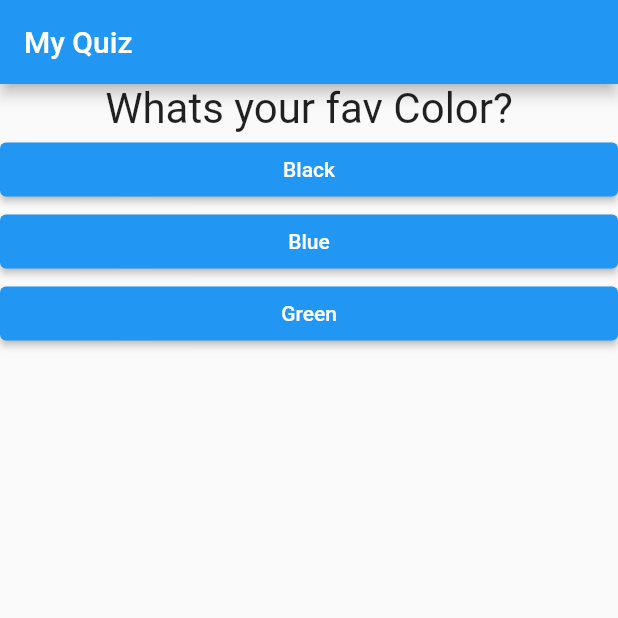
After one commit to abdulbaqisky/scope, a Flutter app: the screen it shows after launch, on a phone screen of 412 x 824 dp, the top half of it. The commit adds this screen. Run offline on Flutter 3.47's test engine with Material 2 defaults, Android fonts, the phone set to English and light mode, and no system bars.

Commit message:
clean widget

```diff
--- a/lib/main.dart
+++ b/lib/main.dart
@@ -1,7 +1,6 @@
 import 'package:flutter/material.dart';
-
-import './question.dart';
-import './answer.dart';
+import 'package:scope/result.dart';
+import './quiz.dart';
 
 void main() {
   runApp(MyApp());
@@ -16,7 +15,7 @@ class MyApp extends StatefulWidget {
 }
 
 class _MyAppState extends State<MyApp> {
-  final questions = const [
+  final _questions = const [
     {
       'questionText': 'Whats your fav Color?',
       'answers': ['Black', 'Blue', 'Green'],
@@ -32,7 +31,7 @@ class _MyAppState extends State<MyApp> {
   ];
   var _questionNumber = 0;
   void _answerQuestion() {
-    if (_questionNumber < questions.length) {
+    if (_questionNumber < _questions.length) {
       setState(() {
         _questionNumber++;
       });
@@ -43,25 +42,16 @@ class _MyAppState extends State<MyApp> {
   Widget build(BuildContext context) {
     return MaterialApp(
       home: Scaffold(
-        appBar: AppBar(
-          title: Text('My Quiz'),
-        ),
-        body: _questionNumber < questions.length
-            ? Column(
-                children: [
-                  (Question(
-                      questions[_questionNumber]['questionText'] as String)),
-                  ...(questions[_questionNumber]['answers'] as List<String>)
-                      .map(
-                        (answer) => Answer(_answerQuestion, answer),
-                      )
-                      .toList()
-                ],
-              )
-            : Center(
-                child: Text("You did it!"),
-              ),
-      ),
+          appBar: AppBar(
+            title: Text('My Quiz'),
+          ),
+          body: _questionNumber < _questions.length
+              ? Quiz(
+                  answerQuestion: _answerQuestion,
+                  questionIndex: _questionNumber,
+                  questions: _questions,
+                )
+              : Result()),
     );
   }
 }
--- /dev/null
+++ b/lib/quiz.dart
@@ -0,0 +1,26 @@
+import 'package:flutter/material.dart';
+
+import './question.dart';
+import './answer.dart';
+
+class Quiz extends StatelessWidget {
+  final answerQuestion;
+  final questionIndex;
+  final questions;
+
+  Quiz({this.questions, this.answerQuestion, this.questionIndex});
+
+  @override
+  Widget build(BuildContext context) {
+    return Column(
+      children: [
+        (Question(questions[questionIndex]['questionText'] as String)),
+        ...(questions[questionIndex]['answers'] as List<String>)
+            .map(
+              (answer) => Answer(answerQuestion, answer),
+            )
+            .toList()
+      ],
+    );
+  }
+}
```
Also changed, not shown: lib/result.dart (added, +10 -0 lines), 1 other file.
